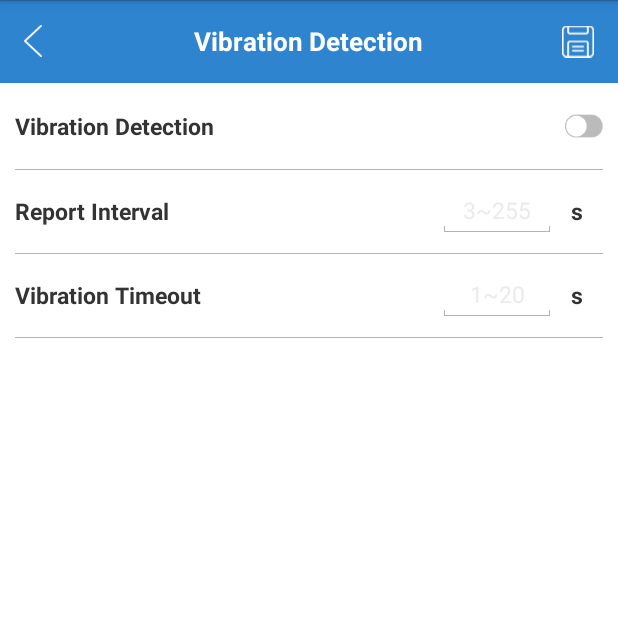
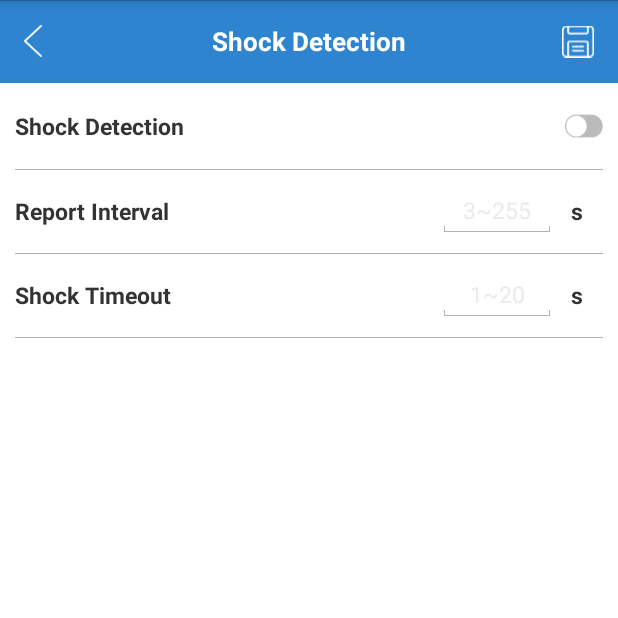
Before and after one commit to MKLoRa/MKLoRa-LW001-BG-Android, an Android app: the VibrationDetectionActivity screen opened directly, with no data from a screen before it, on a phone screen of 412 x 824 dp, the top half of it. Run offline under Robolectric (Android 15) with nearby library versions, the phone set to English and light mode, and no system bars; our stand-ins replace ButterKnife, EventBus; libraries missing offline, so code that uses them is left out: com.elvishew.xlog.

Commit message:
修改二轮测试bug

```diff
--- a/app/build.gradle
+++ b/app/build.gradle
@@ -15,8 +15,8 @@ android {
         }
         minSdkVersion 18
         targetSdkVersion 29
-        versionCode 2
-        versionName "1.0.1"
+        versionCode 3
+        versionName "1.0.2"
     }
 
     buildTypes {
--- a/app/src/main/java/com/moko/lw001/activity/ExportDataActivity.java
+++ b/app/src/main/java/com/moko/lw001/activity/ExportDataActivity.java
@@ -409,6 +409,7 @@ public class ExportDataActivity extends BaseActivity {
         writeTrackedFile("");
         exportDatas.clear();
         adapter.replaceData(exportDatas);
+        tvSum.setText("Sum:N/A");
         tvCount.setText("Count:0");
         showSyncingProgressDialog();
         LoRaLW001MokoSupport.getInstance().sendOrder(OrderTaskAssembler.readStorageData(time));
--- a/app/src/main/res/layout/lw001_activity_axis_setting.xml
+++ b/app/src/main/res/layout/lw001_activity_axis_setting.xml
@@ -262,7 +262,7 @@
             <TextView
                 android:layout_width="wrap_content"
                 android:layout_height="wrap_content"
-                android:text="Vibration Thresholds"
+                android:text="Shock Thresholds"
                 android:textColor="@color/lw001_black_333333"
                 android:textSize="15sp"
                 android:textStyle="bold"
--- a/app/src/main/res/layout/lw001_activity_vibration_detection.xml
+++ b/app/src/main/res/layout/lw001_activity_vibration_detection.xml
@@ -134,7 +134,7 @@
         <TextView
             android:layout_width="wrap_content"
             android:layout_height="wrap_content"
-            android:text="Vibration Timeout"
+            android:text="Shock Timeout"
             android:textColor="@color/lw001_black_333333"
             android:textSize="15sp"
             android:textStyle="bold"
--- a/app/src/main/res/values/strings.xml
+++ b/app/src/main/res/values/strings.xml
@@ -49,7 +49,7 @@
     <string name="periodic_mode">Periodic Mode</string>
     <string name="motion_mode">Motion Mode</string>
     <string name="downlink_for_position">Downlink For Position</string>
-    <string name="vibration_detection">Vibration Detection</string>
+    <string name="vibration_detection">Shock Detection</string>
     <string name="man_down_detection">ManDown Detection</string>
     <string name="active_state_count">Active State Count</string>
     <string name="broadcast_content">Broadcast Content</string>
```
